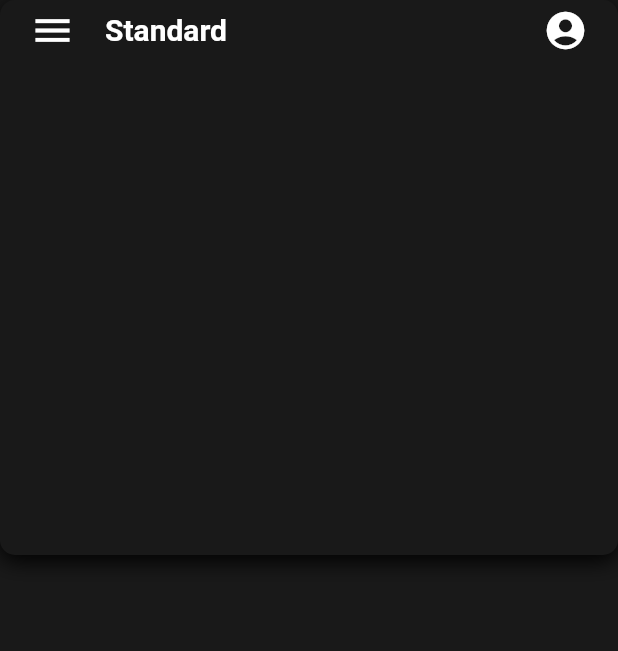
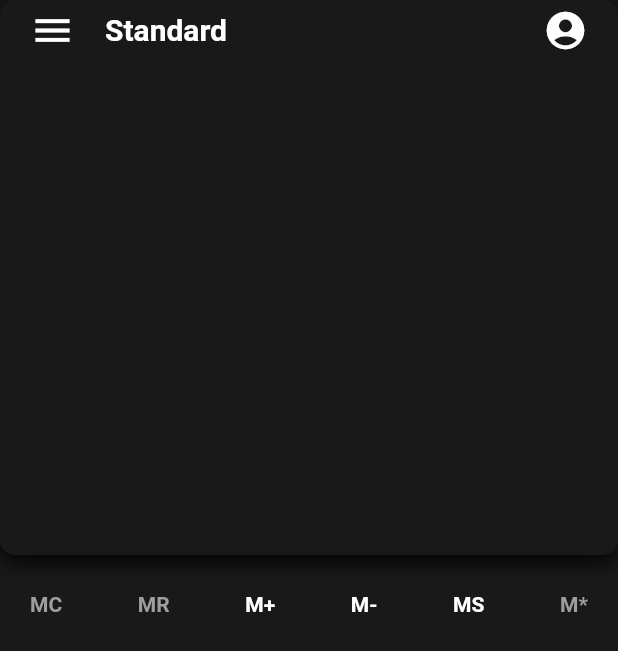
Before and after one commit to Swaforde/flutter_calculator, a Flutter app: the screen it shows after launch, on a phone screen of 412 x 824 dp. Shown: the top 651 px of the screen. Run offline on Flutter 3.47's test engine with Material 2 defaults, Android fonts, the phone set to English and light mode, and no system bars; our stand-ins replace hexcolor.

Commit message:
ui update

```diff
--- /dev/null
+++ b/lib/customs_widgets/text.dart
@@ -0,0 +1,20 @@
+import 'package:flutter/material.dart';
+
+class TextMod extends StatelessWidget {
+  final String data;
+  final Color color;
+
+  const TextMod({super.key, required this.data, required this.color});
+
+  static const TextStyle _defaultStyle = TextStyle(
+    fontWeight: FontWeight.w600,
+  );
+
+  @override
+  Widget build(BuildContext context) {
+    return Text(
+      data,
+      style : _defaultStyle.copyWith(color: color),
+    );
+  }
+}
--- a/lib/screens/main_page.dart
+++ b/lib/screens/main_page.dart
@@ -1,5 +1,6 @@
 import 'package:flutter/cupertino.dart';
 import 'package:flutter/material.dart';
+import 'package:flutter_calculator/customs_widgets/text.dart';
 import 'package:hexcolor/hexcolor.dart';
 
 class MainPage extends StatefulWidget {
@@ -57,6 +58,23 @@ class _MainPageState extends State<MainPage> {
                 ),
               ),
             ),
+            Container(
+              padding: const EdgeInsets.symmetric(horizontal: 20, vertical: 25),
+              child: const Row(
+                mainAxisAlignment: MainAxisAlignment.spaceBetween,
+                children: <Widget>[
+                  TextMod(data: 'MC', color: Colors.grey),
+                  TextMod(data: 'MR', color: Colors.grey),
+                  TextMod(data: 'M+', color: Colors.white),
+                  TextMod(data: 'M-', color: Colors.white),
+                  TextMod(data: 'MS', color: Colors.white),
+                  TextMod(data: 'M*', color: Colors.grey),
+                ],
+              ),
+            ),
+            Container(
+              color: Colors.red,
+            ),
           ],
         ),
       ),
```
